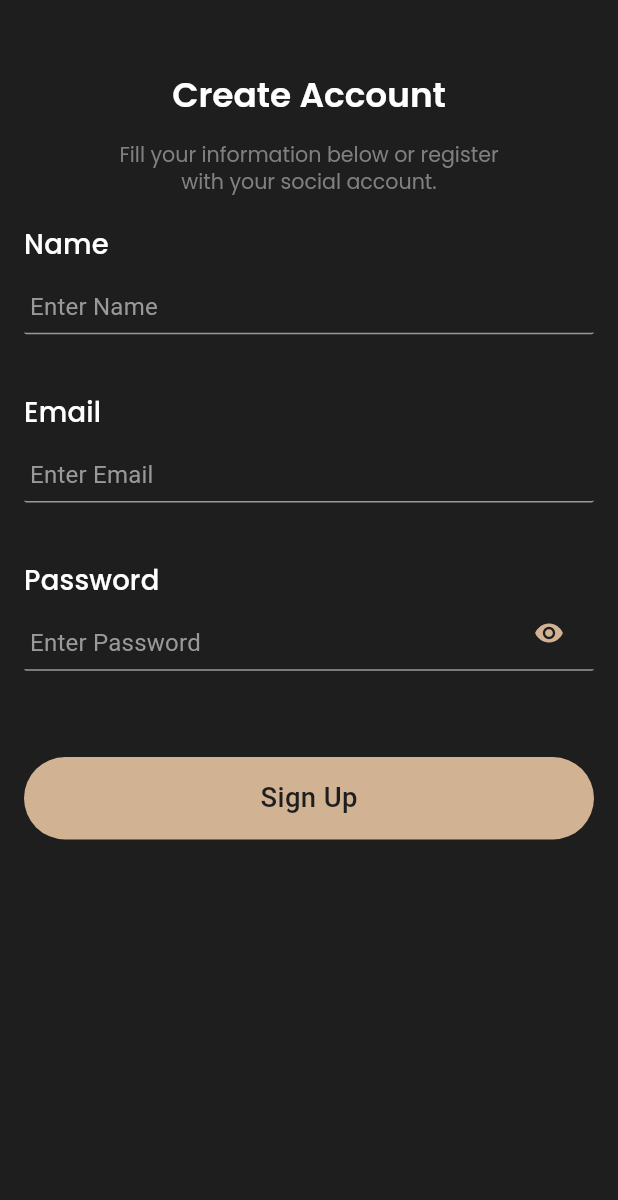
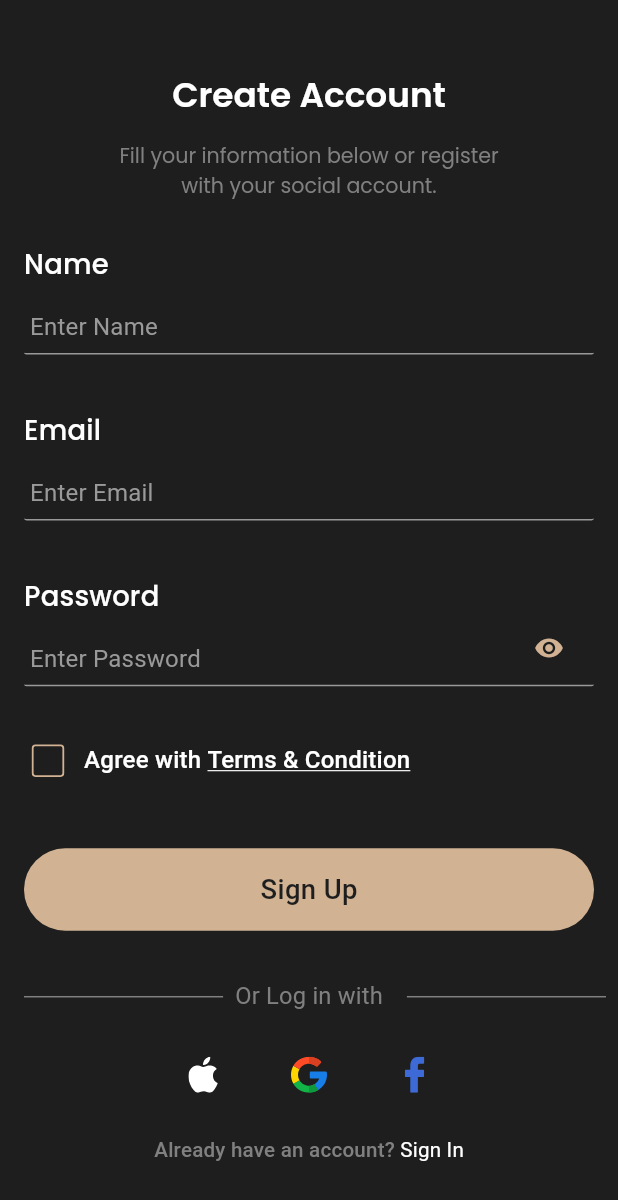
Before and after one commit to priyanshiguna/book-my-table-app, a Flutter app: the screen it shows after launch, on a phone screen of 412 x 824 dp. Shown: the top 1200 px of the screen. Run offline on Flutter 3.47's test engine with Material 3 defaults, Android fonts, the phone set to English and light mode, and no system bars; our stand-ins replace connectivity_plus, cookie_jar, dio, dio_cookie_manager, firebase_crashlytics, firebase_messaging and 11 more; accounts and stored records are empty.

Commit message:
register screen UI

```diff
--- a/lib/utils/app_assets.dart
+++ b/lib/utils/app_assets.dart
@@ -9,5 +9,8 @@ class AppAssets {
   static String appLogoSvg = '${svgPath}app_logo.svg';
   static const String searchIcon = '${svgPath}search_icon.svg';
   static const String calenderIcon = "${svgPath}calender_icon.svg";
-//? JSON ( static String exampleJson = '${jsonPath}example.json'; )
+
+  static const String appleSvg = "${svgPath}apple.svg";
+  static const String googleSvg = "${svgPath}google.svg";
+  static const String facebookSvg = "${svgPath}facebook.svg";
 }
--- a/lib/utils/routes/app_pages.dart
+++ b/lib/utils/routes/app_pages.dart
@@ -1,14 +1,11 @@
 import 'package:get/get.dart';
 
 import '../../exports.dart';
-import '../../view/auth/login/login_screen.dart';
+import '../../view/auth/login/register_screen.dart';
 import '../../view/splash/splash_screen.dart';
 
 class AppPages {
   AppPages._();
 
-  static final List<GetPage<dynamic>> pages = <GetPage<dynamic>>[
-    GetPage(name: AppRoutes.splashScreen, page: () => SplashScreen()),
-    GetPage(name: AppRoutes.loginScreen, page: () => LoginScreen()),
-  ];
+  static final List<GetPage<dynamic>> pages = <GetPage<dynamic>>[GetPage(name: AppRoutes.splashScreen, page: () => SplashScreen()), GetPage(name: AppRoutes.loginScreen, page: () => RegisterScreen())];
 }
--- a/lib/utils/ui_utils.dart
+++ b/lib/utils/ui_utils.dart
@@ -1,4 +1,5 @@
 import 'package:book_my_table_app/res/app_custom_color.dart';
+import 'package:book_my_table_app/utils/extensions/color_extensions.dart';
 import 'package:flutter/material.dart';
 import 'package:flutter/services.dart';
 import 'package:flutter_screenutil/flutter_screenutil.dart';
@@ -63,4 +64,8 @@ class UiUtils {
     onTap: onTap,
     child: Icon(isPasswordVisible ? Icons.visibility_off : Icons.visibility, size: 20, color: customColors(context).kPrimaryColor),
   );
+
+  static Widget divider(BuildContext context) {
+    return Divider(color: customColors(context).textPrimaryBlack, thickness: 1, endIndent: defaultPadding / 2, indent: defaultPadding);
+  }
 }
--- a/lib/view/auth/login/login_controller.dart
+++ /dev/null
@@ -1,5 +0,0 @@
-import 'package:get/get.dart';
-
-class LoginController extends GetxController {
-  RxBool isPasswordVisible = false.obs;
-}
--- a/lib/view/auth/login/login_screen.dart
+++ /dev/null
@@ -1,81 +0,0 @@
-import 'package:book_my_table_app/res/app_custom_color.dart';
-import 'package:flutter/material.dart';
-import 'package:flutter/services.dart';
-import 'package:flutter_screenutil/flutter_screenutil.dart';
-import 'package:get/get.dart';
-
-import '../../../exports.dart';
-import 'login_controller.dart';
-
-class LoginScreen extends StatelessWidget {
-  LoginScreen({super.key});
-
-  final LoginController con = Get.put(LoginController());
-
-  @override
-  Widget build(BuildContext context) {
-    return AnnotatedRegion<SystemUiOverlayStyle>(
-      value: UiUtils.systemUiOverlayStyle(isReverse: true, systemNavigationBarColor: Theme.of(context).primaryColor),
-      child: Obx(
-        () => Scaffold(
-          body: Padding(
-            padding: EdgeInsets.all(defaultPadding).copyWith(top: MediaQuery.of(context).padding.top + (defaultPadding * 3)),
-            child: Column(
-              children: [
-                Text(
-                  "Create Account",
-                  style: AppTextStyle.titleStyle(context)?.copyWith(fontSize: 20.sp, color: customColors(context).whiteColor),
-                ),
-                (defaultPadding / 1.2).verticalSpace,
-                Text(
-                  "Fill your information below or register\nwith your social account.",
-                  textAlign: TextAlign.center,
-                  style: AppTextStyle.titleStyle(context)?.copyWith(fontSize: 12.sp, fontWeight: FontWeight.w400, color: customColors(context).textPrimaryBlack),
-                ),
-                defaultPadding.verticalSpace,
-
-                /// Name Field
-                AppTextField(
-                  title: "Name",
-                  hintText: "Enter Name",
-                  padding: EdgeInsets.only(bottom: defaultPadding * 2.4),
-                ),
-
-                /// Password Field
-                AppTextField(
-                  title: "Email",
-                  hintText: "Enter Email",
-                  padding: EdgeInsets.only(bottom: defaultPadding * 2.4),
-                ),
-
-                /// Confirm Password Field
-                AppTextField(
-                  title: "Password",
-                  hintText: "Enter Password",
-                  padding: EdgeInsets.only(bottom: defaultPadding * 2.4),
-                  obscureText: con.isPasswordVisible.value,
-                  suffixIcon: UiUtils.togglePasswordIcon(
-                    context,
-                    con.isPasswordVisible.value,
-                    onTap: () {
-                      con.isPasswordVisible.value = !con.isPasswordVisible.value;
-                    },
-                  ),
-                ),
-
-                defaultPadding.verticalSpace,
-
-                AppButton(
-                  title: "Sign Up",
-                  onPressed: () {
-                    FocusScope.of(context).unfocus();
-                  },
-                ),
-              ],
-            ),
-          ),
-        ),
-      ),
-    );
-  }
-}
--- /dev/null
+++ b/lib/view/auth/login/register_controller.dart
@@ -0,0 +1,7 @@
+import 'package:get/get.dart';
+
+class RegisterController extends GetxController {
+  RxBool isPasswordVisible = false.obs;
+
+  RxBool agreeToTerms = false.obs;
+}
--- /dev/null
+++ b/lib/view/auth/login/register_screen.dart
@@ -0,0 +1,161 @@
+import 'package:book_my_table_app/res/app_custom_color.dart';
+import 'package:flutter/material.dart';
+import 'package:flutter/services.dart';
+import 'package:flutter_screenutil/flutter_screenutil.dart';
+import 'package:flutter_svg/svg.dart';
+import 'package:get/get.dart';
+
+import '../../../exports.dart';
+import 'register_controller.dart';
+
+class RegisterScreen extends StatelessWidget {
+  RegisterScreen({super.key});
+
+  final RegisterController con = Get.put(RegisterController());
+
+  @override
+  Widget build(BuildContext context) {
+    return AnnotatedRegion<SystemUiOverlayStyle>(
+      value: UiUtils.systemUiOverlayStyle(isReverse: true, systemNavigationBarColor: Theme.of(context).primaryColor),
+      child: Obx(
+        () => Scaffold(
+          body: ListView(
+            physics: RangeMaintainingScrollPhysics(),
+            padding: EdgeInsets.all(0).copyWith(top: MediaQuery.of(context).padding.top + (defaultPadding * 3)),
+            children: [
+              Column(
+                children: [
+                  Text(
+                    "Create Account",
+                    style: AppTextStyle.titleStyle(context)?.copyWith(fontSize: 20.sp, color: customColors(context).whiteColor),
+                  ),
+                  (defaultPadding / 1.2).verticalSpace,
+                  Text(
+                    "Fill your information below or register\nwith your social account.",
+                    textAlign: TextAlign.center,
+                    style: AppTextStyle.titleStyle(context)?.copyWith(fontSize: 12.sp, height: 1.48, fontWeight: FontWeight.w400, color: customColors(context).textPrimaryBlack),
+                  ),
+                  (defaultPadding * 1.5).verticalSpace,
+
+                  /// Name Field
+                  AppTextField(
+                    title: "Name",
+                    hintText: "Enter Name",
+                    padding: EdgeInsets.only(bottom: defaultPadding * 2.3),
+                  ),
+
+                  /// Password Field
+                  AppTextField(
+                    title: "Email",
+                    hintText: "Enter Email",
+                    padding: EdgeInsets.only(bottom: defaultPadding * 2.3),
+                  ),
+
+                  /// Confirm Password Field
+                  AppTextField(
+                    title: "Password",
+                    hintText: "Enter Password",
+                    padding: EdgeInsets.only(bottom: defaultPadding * 1.6),
+                    obscureText: con.isPasswordVisible.value,
+                    suffixIcon: UiUtils.togglePasswordIcon(
+                      context,
+                      con.isPasswordVisible.value,
+                      onTap: () {
+                        con.isPasswordVisible.value = !con.isPasswordVisible.value;
+                      },
+                    ),
+                  ),
+                ],
+              ).paddingSymmetric(horizontal: defaultPadding),
+
+              Row(
+                children: [
+                  Transform.scale(
+                    scale: 1.2,
+                    child: Checkbox(
+                      value: con.agreeToTerms.value,
+                      shape: const RoundedRectangleBorder(borderRadius: BorderRadius.all(Radius.circular(2.0))),
+                      side: BorderSide(color: Theme.of(context).primaryColor),
+                      activeColor: Theme.of(context).primaryColor,
+                      checkColor: Theme.of(context).scaffoldBackgroundColor,
+                      onChanged: (val) {
+                        con.agreeToTerms.value = !con.agreeToTerms.value;
+                      },
+                    ),
+                  ),
+
+                  Text(
+                    "Agree with ",
+                    style: Theme.of(context).textTheme.titleMedium?.copyWith(color: customColors(context).whiteColor, fontSize: 14.sp, fontWeight: FontWeight.w500),
+                  ),
+                  Text(
+                    "Terms & Condition",
+                    style: Theme.of(context).textTheme.titleMedium?.copyWith(color: customColors(context).whiteColor, fontSize: 14.sp, fontWeight: FontWeight.w500, decoration: TextDecoration.underline),
+                  ),
+                ],
+              ).paddingOnly(left: defaultPadding / 2),
+
+              (defaultPadding * 1.8).verticalSpace,
+
+              AppButton(
+                title: "Sign Up",
+                padding: EdgeInsets.symmetric(horizontal: defaultPadding),
+                onPressed: () {
+                  FocusScope.of(context).unfocus();
+                },
+              ).paddingOnly(bottom: defaultPadding * 2),
+
+              Row(
+                children: [
+                  Expanded(child: UiUtils.divider(context)),
+                  Text("Or Log in with", style: Theme.of(context).textTheme.titleMedium?.copyWith(color: customColors(context).textPrimaryBlack)),
+                  Expanded(child: UiUtils.divider(context)),
+                ],
+              ),
+
+              Row(
+                spacing: defaultPadding * 1.4,
+                mainAxisAlignment: MainAxisAlignment.center,
+                children: [
+                  AppIconButton(
+                    icon: SvgPicture.asset(AppAssets.appleSvg),
+                    onPressed: () {
+                      //? Apple Login Action
+                    },
+                  ),
+                  AppIconButton(
+                    icon: SvgPicture.asset(AppAssets.googleSvg),
+                    onPressed: () {
+                      //? Google Login Action
+                    },
+                  ),
+                  AppIconButton(
+                    icon: SvgPicture.asset(AppAssets.facebookSvg),
+                    onPressed: () {
+                      //? Facebook Login Action
+                    },
+                  ),
+                ],
+              ).paddingSymmetric(vertical: defaultPadding),
+
+              /// Already have an account
+              Row(
+                mainAxisAlignment: MainAxisAlignment.center,
+                children: [
+                  Text(
+                    "Already have an account?",
+                    style: Theme.of(context).textTheme.titleMedium?.copyWith(color: customColors(context).textPrimaryBlack, fontSize: 12.sp, fontWeight: FontWeight.w500),
+                  ),
+                  Text(
+                    " Sign In",
+                    style: Theme.of(context).textTheme.titleMedium?.copyWith(color: customColors(context).whiteColor, fontSize: 12.sp),
+                  ),
+                ],
+              ).paddingOnly(bottom: defaultPadding * 2),
+            ],
+          ),
+        ),
+      ),
+    );
+  }
+}
```
Also changed, not shown: lib/widgets/custom_check_box_tile.dart (added, +58 -0 lines), assets/svg/apple.svg (added), assets/svg/facebook.svg (added), assets/svg/google.svg (added).
